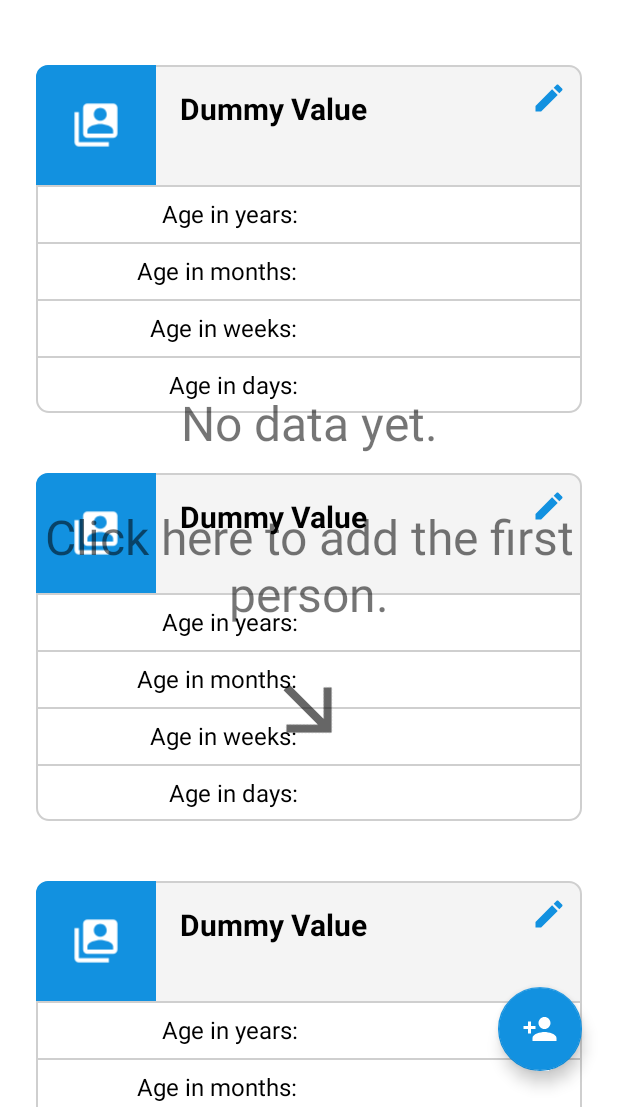
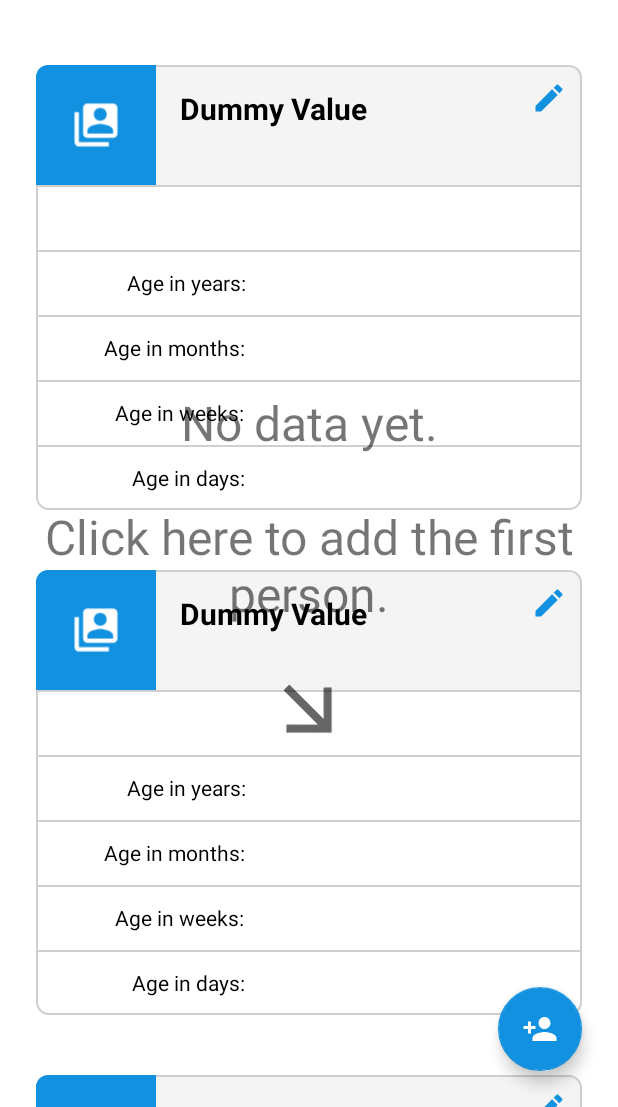
Before and after one commit to RudolfJagdhuber/AgeCalculator, an Android app: the layout activity_main.xml on its own in the app's theme, with its tools: preview values and no code run, on a phone screen of 412 x 824 dp, the part 129-1236 px from its top. Run offline under Robolectric (Android 15) with nearby library versions, the phone set to English and light mode, and no system bars.

Commit message:
Threeten backport and correct dates

```diff
--- a/app/build.gradle
+++ b/app/build.gradle
@@ -51,7 +51,7 @@
     implementation 'com.google.code.gson:gson:2.9.0'
 
     // ThreeTen backport to get java.time before API 26+
-    implementation 'com.jakewharton.threetenabp:threetenabp:1.2.1'
+    implementation 'org.threeten:threetenbp:1.6.0'
 
     // Default stuff
     implementation 'androidx.appcompat:appcompat:1.4.1'
--- a/app/src/main/res/layout/item_person.xml
+++ b/app/src/main/res/layout/item_person.xml
@@ -111,12 +111,26 @@
     </FrameLayout>
 
 
+    <TextView
+        android:id="@+id/full_age"
+        android:layout_width="match_parent"
+        android:layout_height="wrap_content"
+        android:gravity="center"
+        android:paddingVertical="12dp"
+        android:background="@drawable/bg_box_mid"
+        android:textSize="14sp"
+        android:textColor="@color/fgBlue"
+        android:textStyle="bold"
+        />
+
+
+
     <LinearLayout
         android:layout_width="match_parent"
         android:layout_height="wrap_content"
         android:orientation="horizontal"
         android:gravity="center_vertical"
-        android:paddingVertical="8dp"
+        android:paddingVertical="12dp"
         android:background="@drawable/bg_box_mid"
         >
 
@@ -127,18 +141,19 @@
             android:text="@string/age_years"
             android:textColor="@color/fgBlack"
             android:gravity="end"
-            android:textSize="16sp"
+            android:textSize="14sp"
             />
 
 
         <TextView
             android:id="@+id/years"
             android:layout_width="0dip"
-            android:layout_weight="1"
+            android:layout_weight="1.5"
             android:layout_height="wrap_content"
-            android:layout_marginStart="16dp"
-            android:textSize="16sp"
+            android:layout_marginStart="15dp"
+            android:textSize="14sp"
             android:textStyle="bold"
+            android:textColor="@color/fgBlue"
             />
 
     </LinearLayout>
@@ -149,7 +164,7 @@
         android:layout_height="wrap_content"
         android:orientation="horizontal"
         android:gravity="center_vertical"
-        android:paddingVertical="8dp"
+        android:paddingVertical="12dp"
         android:background="@drawable/bg_box_mid"
         >
 
@@ -160,18 +175,19 @@
             android:text="@string/age_months"
             android:gravity="end"
             android:textColor="@color/fgBlack"
-            android:textSize="16sp"
+            android:textSize="14sp"
             />
 
 
         <TextView
             android:id="@+id/months"
             android:layout_width="0dip"
-            android:layout_weight="1"
+            android:layout_weight="1.5"
             android:layout_height="wrap_content"
-            android:layout_marginStart="16dp"
-            android:textSize="16sp"
+            android:layout_marginStart="15dp"
+            android:textSize="14sp"
             android:textStyle="bold"
+            android:textColor="@color/fgBlue"
             />
 
     </LinearLayout>
@@ -182,7 +198,7 @@
         android:layout_height="wrap_content"
         android:orientation="horizontal"
         android:gravity="center_vertical"
-        android:paddingVertical="8dp"
+        android:paddingVertical="12dp"
         android:background="@drawable/bg_box_mid"
         >
 
@@ -193,18 +209,19 @@
             android:text="@string/age_weeks"
             android:gravity="end"
             android:textColor="@color/fgBlack"
-            android:textSize="16sp"
+            android:textSize="14sp"
             />
 
 
         <TextView
             android:id="@+id/weeks"
             android:layout_width="0dip"
-            android:layout_weight="1"
+            android:layout_weight="1.5"
             android:layout_height="wrap_content"
             android:layout_marginStart="16dp"
-            android:textSize="16sp"
+            android:textSize="14sp"
             android:textStyle="bold"
+            android:textColor="@color/fgBlue"
             />
 
     </LinearLayout>
@@ -214,7 +231,7 @@
         android:layout_height="wrap_content"
         android:orientation="horizontal"
         android:gravity="center_vertical"
-        android:paddingVertical="8dp"
+        android:paddingVertical="12dp"
         android:background="@drawable/bg_box_bottom"
         >
 
@@ -225,18 +242,19 @@
             android:text="@string/age_days"
             android:gravity="end"
             android:textColor="@color/fgBlack"
-            android:textSize="16sp"
+            android:textSize="14sp"
             />
 
 
         <TextView
             android:id="@+id/days"
             android:layout_width="0dip"
-            android:layout_weight="1"
+            android:layout_weight="1.5"
             android:layout_height="wrap_content"
             android:layout_marginStart="16dp"
-            android:textSize="16sp"
+            android:textSize="14sp"
             android:textStyle="bold"
+            android:textColor="@color/fgBlue"
             />
 
     </LinearLayout>
--- a/app/src/main/res/values/strings.xml
+++ b/app/src/main/res/values/strings.xml
@@ -22,8 +22,8 @@
     <string name="new_person">Add a new Entry</string>
     <string name="name_title">Name of Person</string>
     <string name="name_desc">Select a name to be displayed in the person\'s card.</string>
-    <string name="date_title">Date of Birth</string>
-    <string name="date_desc">Choose the date of birth to calculate the current age from.</string>
+    <string name="date_title">Date</string>
+    <string name="date_desc">Choose the date to calculate the current age from.</string>
     <string name="picture_title">Picture (optional)</string>
     <string name="picture_desc">You can select a picture to be displayed in the card.</string>
     <string name="error_name">The name is required.</string>
@@ -45,6 +45,8 @@
     <string name="thanks_desc">You are currently using the Pro Version of this App. Thank you very much for your support!</string>
     <string name="pro_badge" translatable="false">PRO</string>
     <string name="pro_package" translatable="false">de.datavisions.agecalculator.pro</string>
+    <string name="month">month</string>
+    <string name="year">year</string>
 
 
 </resources>
```
Also changed, not shown: app/src/main/java/de/datavisions/agecalculator/EnterData.java (+13 -17 lines), app/src/main/java/de/datavisions/agecalculator/MainActivity.java (+8 -11 lines), app/src/main/java/de/datavisions/agecalculator/Person.java (+50 -18 lines), 1 other file.
